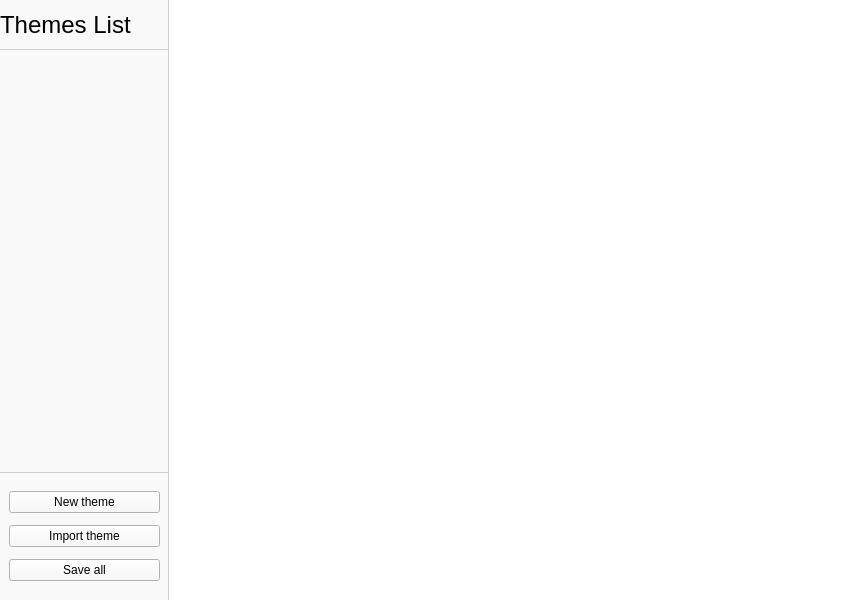
Qt form ui/mainwindow.ui (nderousseaux/projet-ihm) before a commit.
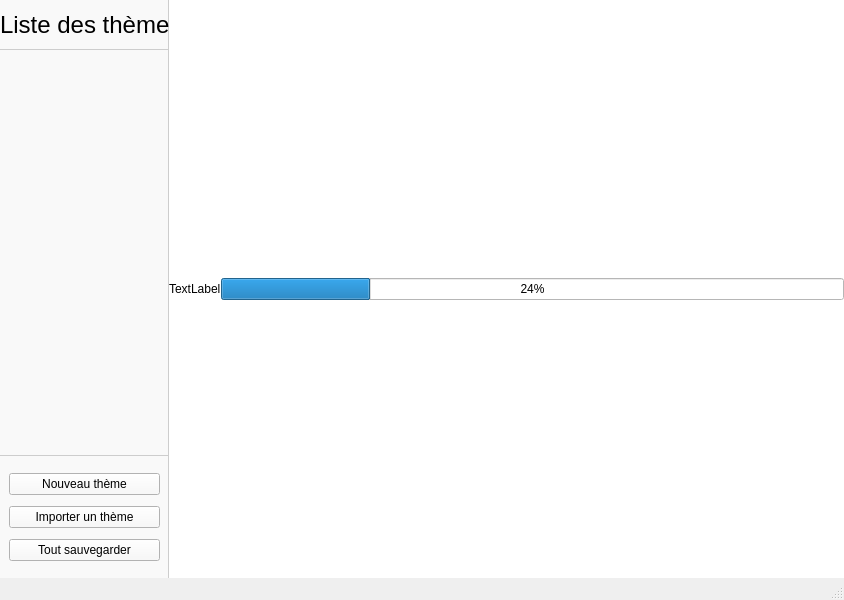
The same form after that commit.

Diff of the .ui file:
```diff
--- a/ui/mainwindow.ui
+++ b/ui/mainwindow.ui
@@ -113,7 +113,7 @@
 border-bottom:1px solid rgb(205,205,205)</string>
             </property>
             <property name="text">
-             <string>&lt;html&gt;&lt;head/&gt;&lt;body&gt;&lt;p&gt;&lt;span style=&quot; font-size:18pt;&quot;&gt;Themes List&lt;/span&gt;&lt;/p&gt;&lt;/body&gt;&lt;/html&gt;</string>
+             <string>&lt;html&gt;&lt;head/&gt;&lt;body&gt;&lt;p&gt;&lt;span style=&quot; font-size:18pt;&quot;&gt;Liste des thèmes&lt;/span&gt;&lt;/p&gt;&lt;/body&gt;&lt;/html&gt;</string>
             </property>
             <property name="margin">
              <number>15</number>
@@ -157,7 +157,7 @@
                <x>0</x>
                <y>0</y>
                <width>167</width>
-               <height>421</height>
+               <height>400</height>
               </rect>
              </property>
              <property name="styleSheet">
@@ -226,7 +226,7 @@
                 <cursorShape>PointingHandCursor</cursorShape>
                </property>
                <property name="text">
-                <string>New theme</string>
+                <string>Nouveau thème</string>
                </property>
               </widget>
              </item>
@@ -239,7 +239,7 @@
                 <string notr="true"/>
                </property>
                <property name="text">
-                <string>Import theme</string>
+                <string>Importer un thème</string>
                </property>
               </widget>
              </item>
@@ -249,7 +249,7 @@
                 <cursorShape>PointingHandCursor</cursorShape>
                </property>
                <property name="text">
-                <string>Save all</string>
+                <string>Tout sauvegarder</string>
                </property>
               </widget>
              </item>
@@ -280,6 +280,20 @@
           <property name="bottomMargin">
            <number>0</number>
           </property>
+          <item>
+           <widget class="QLabel" name="label_2">
+            <property name="text">
+             <string>TextLabel</string>
+            </property>
+           </widget>
+          </item>
+          <item>
+           <widget class="QProgressBar" name="progressBar">
+            <property name="value">
+             <number>24</number>
+            </property>
+           </widget>
+          </item>
          </layout>
         </widget>
        </item>
@@ -288,6 +302,7 @@
     </item>
    </layout>
   </widget>
+  <widget class="QStatusBar" name="statusBar"/>
   <action name="actionr">
    <property name="text">
     <string>r</string>
```
